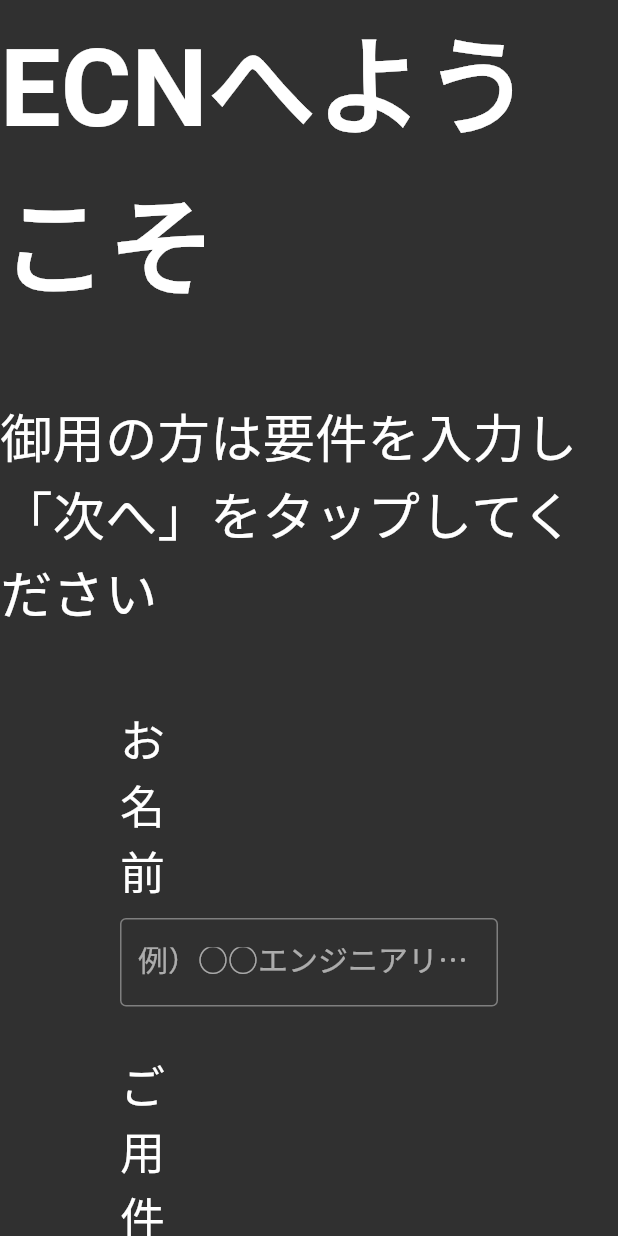
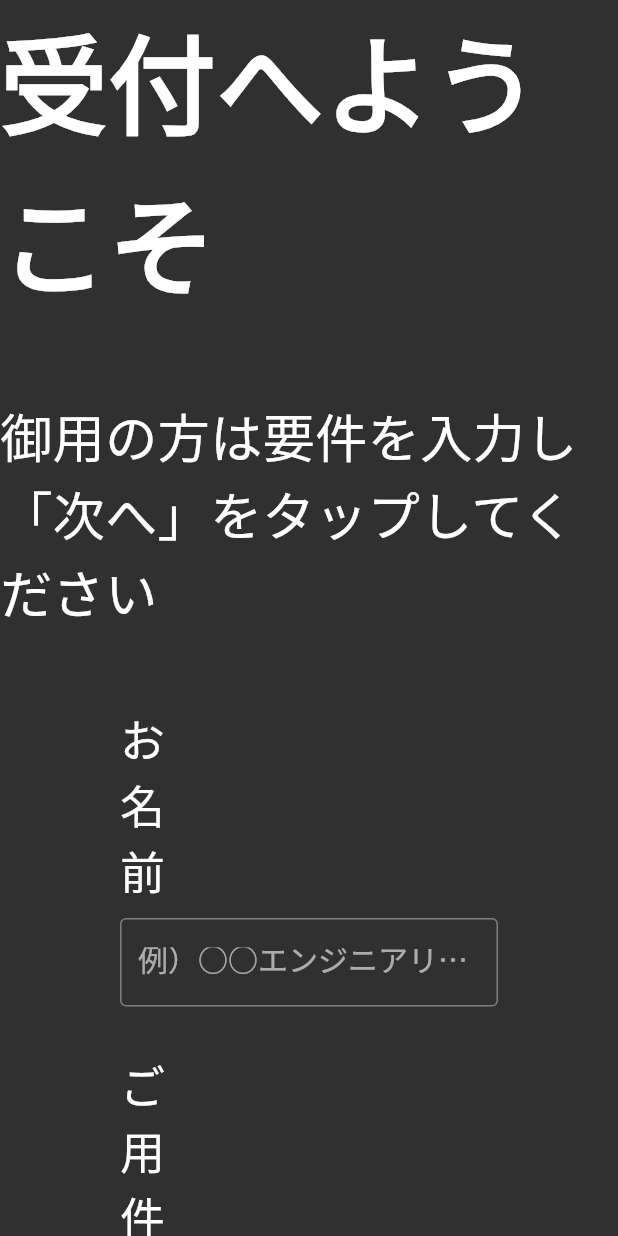
Before and after one commit to AlikaEgawa/doorbell-flutter, a Flutter app: the screen it shows after launch, on a phone screen of 412 x 824 dp. Run offline on Flutter 3.47's test engine with Material 2 defaults, Android fonts, the phone set to English and light mode, and no system bars.

Commit message:
テキスト変更

```diff
--- a/lib/main.dart
+++ b/lib/main.dart
@@ -42,7 +42,7 @@
                 Column(
                   children: const <Widget>[
                     Text(
-                      'ECNへようこそ',
+                      '受付へようこそ',
                       style: TextStyle(
                         fontSize: 72,
                         fontWeight: FontWeight.bold,
```
